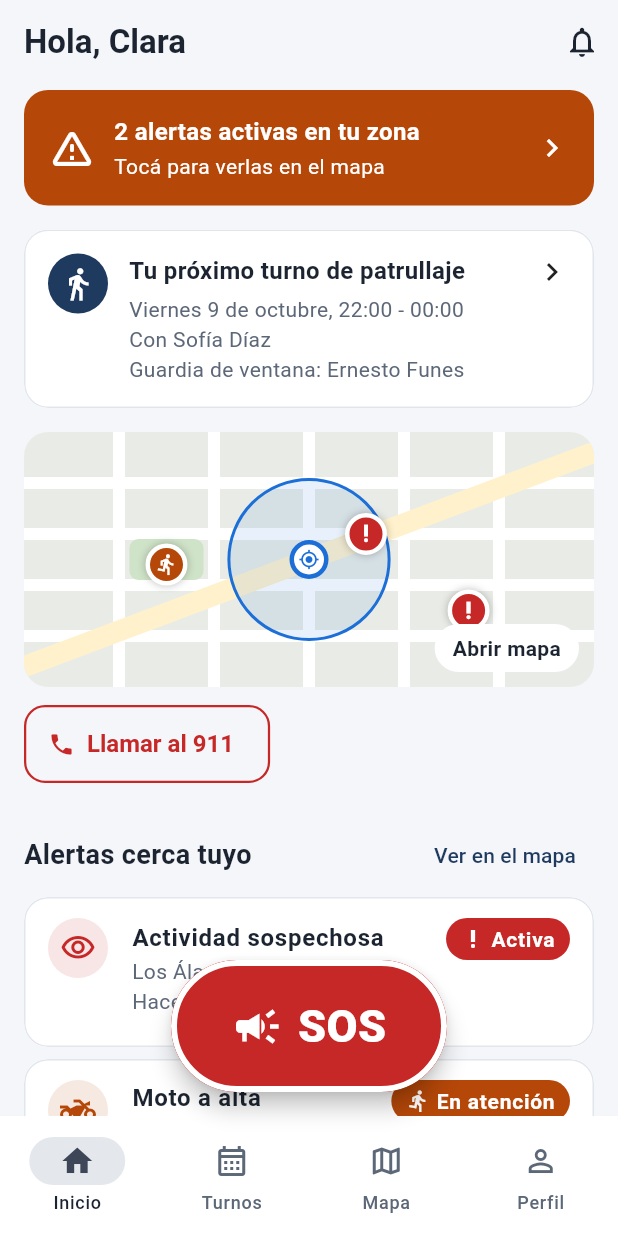
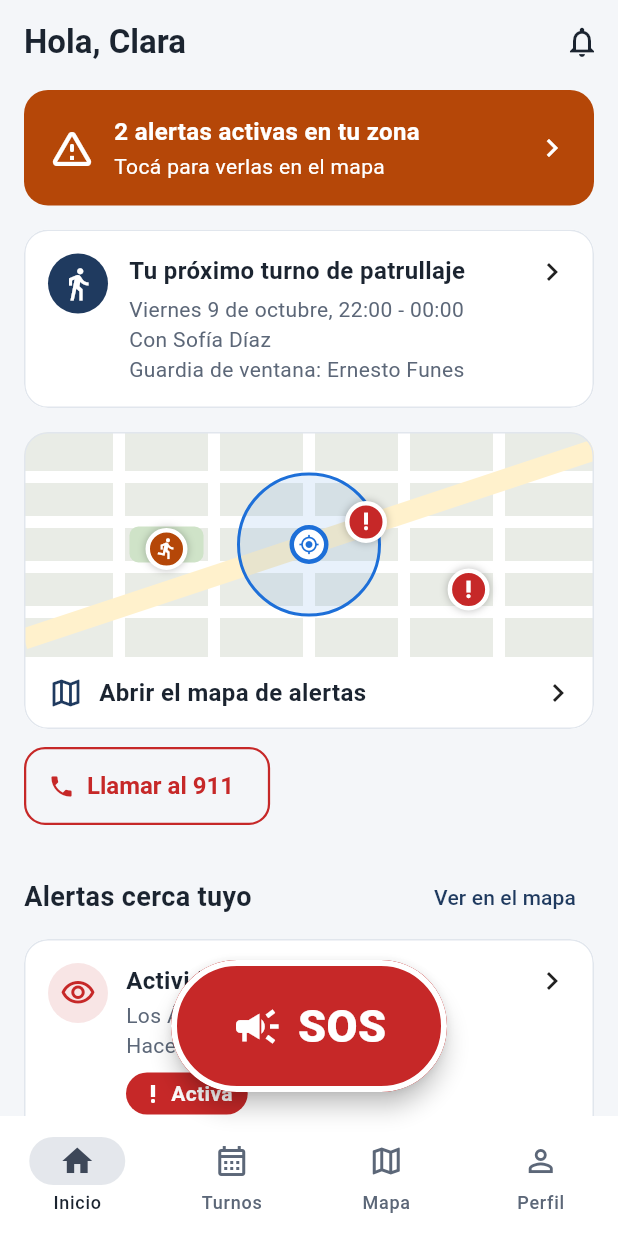
Before and after one commit to JuanPabloSimon/Proyecto_Barrio_Seguro, a Flutter app: the screen it shows after launch, after a tap on "Ingresar", on a phone screen of 412 x 824 dp. Run offline on Flutter 3.47's test engine with Material 3 defaults, Android fonts, the phone set to English and light mode, and no system bars.

Commit message:
A11Y: lectores de pantalla (TalkBack / VoiceOver)
- Nuevo widget TarjetaTocable: tarjeta tocable entera que se anuncia como
  un solo botón con una etiqueta con sentido. Lo usan TarjetaAlerta, el
  banner de alertas, "Tu próximo turno", el mini mapa y "Mis turnos".
- TarjetaAlerta se anuncia como "Alerta de intento de robo, hace 1 hora,
  activa. Las Acacias 850. Ver detalle". Los tiempos dejan de usar
  abreviaturas ("min", "h") que el lector lee mal.
- El mini mapa del inicio ya no lleva texto adentro de su altura fija: el
  texto va debajo.
- Mapas descriptos (detalle de alerta y mapa de alertas); logo e iniciales
  del perfil excluidos por ser decorativos.
- Encabezados marcados como header (secciones del perfil, día elegido en
  turnos, "Alertas cerca tuyo", títulos de la pantalla SOS).
- Registro: error de fecha que explica el formato, y el aviso de rol se
  anuncia al aparecer.

Co-Authored-By: Claude Opus 5.5 <noreply@anthropic.com>
Claude-Session: https://claude.ai/code/session_01XtnwWcntMYJEkWyjUck3zr

```diff
--- a/lib/data/datos_demo.dart
+++ b/lib/data/datos_demo.dart
@@ -106,7 +106,7 @@ const alertasDemo = <Alerta>[
     tipo: 'Actividad sospechosa',
     descripcion: 'Dos personas revisando autos estacionados sobre la vereda.',
     direccion: 'Los Álamos al 1200',
-    hace: 'Hace 5 min',
+    hace: 'Hace 5 minutos',
     estado: EstadoAlerta.activa,
     posicion: Offset(0.60, 0.40),
     icono: Icons.visibility_outlined,
@@ -117,7 +117,7 @@ const alertasDemo = <Alerta>[
     tipo: 'Moto a alta velocidad',
     descripcion: 'Moto sin patente dando vueltas alrededor de la plaza.',
     direccion: 'Plaza San Martín',
-    hace: 'Hace 18 min',
+    hace: 'Hace 18 minutos',
     estado: EstadoAlerta.enAtencion,
     posicion: Offset(0.25, 0.52),
     icono: Icons.two_wheeler,
@@ -128,7 +128,7 @@ const alertasDemo = <Alerta>[
     tipo: 'Intento de robo',
     descripcion: 'Forzaron el portón de un garage. No hubo heridos.',
     direccion: 'Las Acacias 850',
-    hace: 'Hace 1 h',
+    hace: 'Hace 1 hora',
     estado: EstadoAlerta.activa,
     posicion: Offset(0.78, 0.70),
     icono: Icons.lock_open,
@@ -139,7 +139,7 @@ const alertasDemo = <Alerta>[
     tipo: 'Arrebato',
     descripcion: 'Le sacaron el celular a una vecina en la parada del colectivo.',
     direccion: 'Av. Principal y Los Olmos',
-    hace: 'Ayer, 21:40',
+    hace: 'Ayer a las 21:40',
     estado: EstadoAlerta.resuelta,
     posicion: Offset(0.18, 0.22),
     icono: Icons.phone_android,
--- a/lib/screens/detalle_alerta_screen.dart
+++ b/lib/screens/detalle_alerta_screen.dart
@@ -36,7 +36,13 @@ class DetalleAlertaScreen extends StatelessWidget {
         children: [
           ClipRRect(
             borderRadius: BorderRadius.circular(16),
-            child: SizedBox(height: 200, child: MapaSimulado(alertas: [alerta])),
+            child: Semantics(
+              image: true,
+              label: 'Mapa con la ubicación aproximada de la alerta: ${alerta.direccion}',
+              child: ExcludeSemantics(
+                child: SizedBox(height: 200, child: MapaSimulado(alertas: [alerta])),
+              ),
+            ),
           ),
           const SizedBox(height: 16),
           Row(
--- a/lib/screens/home_screen.dart
+++ b/lib/screens/home_screen.dart
@@ -9,6 +9,7 @@ import '../utils/fechas.dart';
 import '../widgets/dialogo_911.dart';
 import '../widgets/mapa_simulado.dart';
 import '../widgets/tarjeta_alerta.dart';
+import '../widgets/tarjeta_tocable.dart';
 import 'detalle_alerta_screen.dart';
 import 'main_shell.dart';
 
@@ -48,33 +49,36 @@ class HomeScreen extends StatelessWidget {
           ],
           _ProximoTurno(onTap: () => onIrA(MainShell.turnos)),
           const SizedBox(height: 16),
-          GestureDetector(
+          // El mapa tiene altura fija pero no lleva texto adentro; el texto
+          // va debajo y crece con el tamaño de fuente.
+          TarjetaTocable(
+            etiqueta: 'Mapa con ${cercanas.length} alertas cerca tuyo. Abrir el mapa',
             onTap: () => onIrA(MainShell.mapa),
-            child: ClipRRect(
-              borderRadius: BorderRadius.circular(16),
-              child: SizedBox(
-                height: 170,
-                child: Stack(
+            padding: EdgeInsets.zero,
+            child: Column(
+              crossAxisAlignment: CrossAxisAlignment.stretch,
               children: [
-                    MapaSimulado(alertas: cercanas, tamanioPin: 28),
-                    Positioned(
-                      right: 10,
-                      bottom: 10,
-                      child: Container(
-                        padding: const EdgeInsets.symmetric(horizontal: 12, vertical: 6),
-                        decoration: BoxDecoration(
-                          color: Colors.white,
-                          borderRadius: BorderRadius.circular(999),
+                SizedBox(
+                  height: 150,
+                  child: MapaSimulado(alertas: cercanas, tamanioPin: 28),
                 ),
-                        child: const Text(
-                          'Abrir mapa',
-                          style: TextStyle(fontWeight: FontWeight.w600),
+                const Padding(
+                  padding: EdgeInsets.fromLTRB(16, 12, 12, 12),
+                  child: Row(
+                    children: [
+                      Icon(Icons.map_outlined, color: AppColors.primary),
+                      SizedBox(width: 10),
+                      Expanded(
+                        child: Text(
+                          'Abrir el mapa de alertas',
+                          style: TextStyle(fontSize: 16, fontWeight: FontWeight.w600),
                         ),
+                      ),
+                      Icon(Icons.chevron_right),
+                    ],
                   ),
                 ),
               ],
-                ),
-              ),
             ),
           ),
           const SizedBox(height: 12),
@@ -94,10 +98,13 @@ class HomeScreen extends StatelessWidget {
           const SizedBox(height: 24),
           Row(
             children: [
-              const Expanded(
+              Expanded(
+                child: Semantics(
+                  header: true,
                   child: Text(
                     'Alertas cerca tuyo',
-                  style: TextStyle(fontSize: 18, fontWeight: FontWeight.w700),
+                    style: TextStyle(fontSize: 18, fontWeight: FontWeight.bold),
+                  ),
                 ),
               ),
               TextButton(
@@ -133,17 +140,14 @@ class _BannerAlertas extends StatelessWidget {
         ? '1 alerta activa en tu zona'
         : '$cantidad alertas activas en tu zona';
 
-    return Material(
+    return TarjetaTocable(
+      etiqueta: '$texto. Ver en el mapa',
+      onTap: onTap,
       color: AppColors.alerta,
-      borderRadius: BorderRadius.circular(16),
-      child: InkWell(
-        onTap: onTap,
-        borderRadius: BorderRadius.circular(16),
-        child: Padding(
-          padding: const EdgeInsets.all(16),
+      forma: RoundedRectangleBorder(borderRadius: BorderRadius.circular(16)),
       child: Row(
         children: [
-              const Icon(Icons.warning_amber_rounded, color: Colors.white, size: 32),
+          const Icon(Icons.warning_amber_rounded, color: AppColors.sobreColor, size: 32),
           const SizedBox(width: 12),
           Expanded(
             child: Column(
@@ -152,30 +156,26 @@ class _BannerAlertas extends StatelessWidget {
                 Text(
                   texto,
                   style: const TextStyle(
-                        color: Colors.white,
+                    color: AppColors.sobreColor,
                     fontSize: 16,
-                        fontWeight: FontWeight.w700,
+                    fontWeight: FontWeight.bold,
                   ),
                 ),
                 const SizedBox(height: 2),
                 const Text(
                   'Tocá para verlas en el mapa',
-                      style: TextStyle(color: Colors.white),
+                  style: TextStyle(color: AppColors.sobreColor),
                 ),
               ],
             ),
           ),
-              const Icon(Icons.chevron_right, color: Colors.white),
+          const Icon(Icons.chevron_right, color: AppColors.sobreColor),
         ],
-          ),
-        ),
       ),
     );
   }
 }
 
-/// Tarjeta "Tu próximo turno". Se actualiza sola cuando el usuario se anota
-/// o sale de un turno en la pestaña Turnos.
 class _ProximoTurno extends StatelessWidget {
   const _ProximoTurno({required this.onTap});
 
@@ -212,18 +212,16 @@ class _ProximoTurno extends StatelessWidget {
           }
         }
 
-        return Card(
-          child: InkWell(
+        return TarjetaTocable(
+          etiqueta: '$titulo. ${lineas.join('. ')}. Ver turnos',
           onTap: onTap,
-            child: Padding(
-              padding: const EdgeInsets.all(16),
           child: Row(
             crossAxisAlignment: CrossAxisAlignment.start,
             children: [
               CircleAvatar(
                 backgroundColor:
                     usuario.esGuardiaVentana ? AppColors.ventana : AppColors.primary,
-                    foregroundColor: Colors.white,
+                foregroundColor: AppColors.sobreColor,
                 child: Icon(
                   usuario.esGuardiaVentana ? Icons.window_outlined : Icons.directions_walk,
                 ),
@@ -248,8 +246,6 @@ class _ProximoTurno extends StatelessWidget {
               const Icon(Icons.chevron_right),
             ],
           ),
-            ),
-          ),
         );
       },
     );
--- a/lib/screens/login_screen.dart
+++ b/lib/screens/login_screen.dart
@@ -16,7 +16,9 @@ class LoginScreen extends StatelessWidget {
         child: ListView(
           padding: const EdgeInsets.fromLTRB(24, 48, 24, 24),
           children: [
-            Center(
+            // Logo decorativo: el nombre de la app ya está escrito debajo.
+            ExcludeSemantics(
+              child: Center(
                 child: Container(
                   width: 88,
                   height: 88,
@@ -24,14 +26,18 @@ class LoginScreen extends StatelessWidget {
                     color: AppColors.primary,
                     shape: BoxShape.circle,
                   ),
-                child: const Icon(Icons.shield_outlined, color: Colors.white, size: 44),
+                  child: const Icon(Icons.shield_outlined, color: AppColors.sobreColor, size: 44),
+                ),
               ),
             ),
             const SizedBox(height: 20),
-            const Text(
+            Semantics(
+              header: true,
+              child: const Text(
                 'Barrio Seguro',
                 textAlign: TextAlign.center,
                 style: TextStyle(fontSize: 30, fontWeight: FontWeight.w800),
+              ),
             ),
             const SizedBox(height: 6),
             const Text(
--- a/lib/screens/mapa_screen.dart
+++ b/lib/screens/mapa_screen.dart
@@ -75,7 +75,7 @@ class _MapaScreenState extends State<MapaScreen> {
         selectedColor: AppColors.primary,
         backgroundColor: AppColors.superficie,
         labelStyle: TextStyle(
-          color: seleccionada ? Colors.white : AppColors.texto,
+          color: seleccionada ? AppColors.sobreColor : AppColors.texto,
           fontWeight: FontWeight.w600,
         ),
         shape: const StadiumBorder(side: BorderSide(color: AppColors.bordeCampo)),
@@ -107,7 +107,14 @@ class _MapaScreenState extends State<MapaScreen> {
           Expanded(
             child: Stack(
               children: [
-                MapaSimulado(alertas: visibles, onAlertaTap: _mostrarResumen),
+                Semantics(
+                  container: true,
+                  explicitChildNodes: true,
+                  label: visibles.isEmpty
+                      ? 'Mapa sin alertas para este filtro'
+                      : 'Mapa con ${visibles.length} alertas. Tocá un pin para ver el resumen',
+                  child: MapaSimulado(alertas: visibles, onAlertaTap: _mostrarResumen),
+                ),
                 const Positioned(left: 12, top: 12, child: _Leyenda()),
               ],
             ),
--- a/lib/screens/perfil_screen.dart
+++ b/lib/screens/perfil_screen.dart
@@ -65,15 +65,18 @@ class _PerfilScreenState extends State<PerfilScreen> {
         children: [
           const SizedBox(height: 8),
           Center(
+            // Las iniciales son decorativas: el nombre completo se lee debajo.
+            child: ExcludeSemantics(
               child: CircleAvatar(
                 radius: 44,
                 backgroundColor: AppColors.primary,
                 child: Text(
                   usuario.iniciales,
                   style: const TextStyle(
-                  color: Colors.white,
+                    color: AppColors.sobreColor,
                     fontSize: 28,
-                  fontWeight: FontWeight.w700,
+                    fontWeight: FontWeight.bold,
+                  ),
                 ),
               ),
             ),
@@ -199,6 +202,8 @@ class _TituloSeccion extends StatelessWidget {
   Widget build(BuildContext context) {
     return Padding(
       padding: const EdgeInsets.only(left: 4, bottom: 8),
+      child: Semantics(
+        header: true,
         child: Text(
           texto,
           style: const TextStyle(
@@ -206,6 +211,7 @@ class _TituloSeccion extends StatelessWidget {
             fontWeight: FontWeight.w600,
           ),
         ),
+      ),
     );
   }
 }
--- a/lib/screens/registro_screen.dart
+++ b/lib/screens/registro_screen.dart
@@ -65,7 +65,7 @@ class _RegistroScreenState extends State<RegistroScreen> {
     final fechaIncompleta = textoFecha.length < 10;
     String? errorFecha;
     if (!fechaIncompleta && _fechaNacimiento == null) {
-      errorFecha = 'Revisá la fecha';
+      errorFecha = 'La fecha no es válida. Escribila como día/mes/año, por ejemplo 14/05/1950';
     } else if (_mostrarErrores && _fechaNacimiento == null) {
       errorFecha = 'Ingresá tu fecha de nacimiento';
     }
@@ -100,11 +100,16 @@ class _RegistroScreenState extends State<RegistroScreen> {
               hintText: 'dd/mm/aaaa',
               prefixIcon: const Icon(Icons.cake_outlined),
               errorText: errorFecha,
+              errorMaxLines: 3,
             ),
           ),
           if (_fechaNacimiento != null) ...[
             const SizedBox(height: 12),
-            _AvisoRol(edad: calcularEdad(_fechaNacimiento!)),
+            // Se anuncia al aparecer: el rol depende de la fecha ingresada.
+            Semantics(
+              liveRegion: true,
+              child: _AvisoRol(edad: calcularEdad(_fechaNacimiento!)),
+            ),
           ],
           const SizedBox(height: 16),
           TextField(
--- a/lib/screens/turnos_screen.dart
+++ b/lib/screens/turnos_screen.dart
@@ -8,6 +8,7 @@ import '../models/vecino.dart';
 import '../theme/app_colors.dart';
 import '../utils/fechas.dart';
 import '../widgets/selector_dia.dart';
+import '../widgets/tarjeta_tocable.dart';
 
 class TurnosScreen extends StatefulWidget {
   const TurnosScreen({super.key});
@@ -126,9 +127,12 @@ class _TurnosScreenState extends State<TurnosScreen> {
         ),
       ),
       const SizedBox(height: 20),
-      Text(
+      Semantics(
+        header: true,
+        child: Text(
           fechaLarga(_dia),
-        style: const TextStyle(fontSize: 18, fontWeight: FontWeight.w700),
+          style: const TextStyle(fontSize: 18, fontWeight: FontWeight.bold),
+        ),
       ),
       const SizedBox(height: 10),
       for (final franja in Franja.values)
@@ -418,37 +422,41 @@ class _MiTurno extends StatelessWidget {
       }
     }
 
-    return Card(
-      child: InkWell(
+    final etiqueta = '${fechaLarga(turno.fecha)}, ${turno.franja.horario}. '
+        '${lineas.join('. ')}. Ver en el calendario';
+
+    return TarjetaTocable(
+      etiqueta: etiqueta,
       onTap: onTap,
-        child: Padding(
       padding: const EdgeInsets.all(14),
       child: Row(
         children: [
+          // Ancho mínimo (no fijo) para que la fecha crezca con el texto.
           Container(
-                width: 58,
-                padding: const EdgeInsets.symmetric(vertical: 10),
+            constraints: const BoxConstraints(minWidth: 64),
+            padding: const EdgeInsets.symmetric(vertical: 10, horizontal: 8),
             decoration: BoxDecoration(
               color: AppColors.primary,
               borderRadius: BorderRadius.circular(12),
             ),
             child: Column(
+              mainAxisSize: MainAxisSize.min,
               children: [
                 Text(
                   nombreDiaCorto(turno.fecha),
-                      style: const TextStyle(color: Colors.white),
+                  style: const TextStyle(color: AppColors.sobreColor),
                 ),
                 Text(
                   '${turno.fecha.day}',
                   style: const TextStyle(
-                        color: Colors.white,
+                    color: AppColors.sobreColor,
                     fontSize: 24,
                     fontWeight: FontWeight.w800,
                   ),
                 ),
                 Text(
                   nombreMes(turno.fecha.month).substring(0, 3),
-                      style: const TextStyle(color: Colors.white),
+                  style: const TextStyle(color: AppColors.sobreColor),
                 ),
               ],
             ),
@@ -460,7 +468,7 @@ class _MiTurno extends StatelessWidget {
               children: [
                 Text(
                   turno.franja.horario,
-                      style: const TextStyle(fontSize: 18, fontWeight: FontWeight.w700),
+                  style: const TextStyle(fontSize: 18, fontWeight: FontWeight.bold),
                 ),
                 const SizedBox(height: 4),
                 Text(
@@ -472,8 +480,6 @@ class _MiTurno extends StatelessWidget {
           ),
           const Icon(Icons.chevron_right),
         ],
-          ),
-        ),
       ),
     );
   }
--- a/lib/widgets/tarjeta_alerta.dart
+++ b/lib/widgets/tarjeta_alerta.dart
@@ -1,31 +1,58 @@
 import 'package:flutter/material.dart';
 
 import '../models/alerta.dart';
+import '../theme/app_colors.dart';
 import 'chip_estado.dart';
+import 'tarjeta_tocable.dart';
 
 class TarjetaAlerta extends StatelessWidget {
-  const TarjetaAlerta({super.key, required this.alerta, this.onTap});
+  const TarjetaAlerta({super.key, required this.alerta, required this.onTap});
 
   final Alerta alerta;
-  final VoidCallback? onTap;
+  final VoidCallback onTap;
+
+  /// Lo que lee el lector de pantalla: tipo, cuándo, estado y dónde.
+  static String descripcion(Alerta alerta) =>
+      'Alerta de ${alerta.tipo.toLowerCase()}, ${alerta.hace.toLowerCase()}, '
+      '${alerta.estado.etiqueta.toLowerCase()}. ${alerta.direccion}';
 
   @override
   Widget build(BuildContext context) {
-    return Card(
-      child: ListTile(
+    return TarjetaTocable(
+      etiqueta: '${descripcion(alerta)}. Ver detalle',
       onTap: onTap,
-        contentPadding: const EdgeInsets.symmetric(horizontal: 16, vertical: 6),
-        leading: CircleAvatar(
+      child: Row(
+        crossAxisAlignment: CrossAxisAlignment.start,
+        children: [
+          CircleAvatar(
             backgroundColor: alerta.estado.colorSuave,
             child: Icon(alerta.icono, color: alerta.estado.color),
           ),
-        title: Text(
+          const SizedBox(width: 12),
+          Expanded(
+            child: Column(
+              crossAxisAlignment: CrossAxisAlignment.start,
+              children: [
+                Text(
                   alerta.tipo,
-          style: const TextStyle(fontWeight: FontWeight.w600),
+                  style: const TextStyle(fontSize: 16, fontWeight: FontWeight.w600),
                 ),
-        subtitle: Text('${alerta.direccion}\n${alerta.hace}'),
-        isThreeLine: true,
-        trailing: ChipEstado(estado: alerta.estado),
+                const SizedBox(height: 2),
+                Text(
+                  alerta.direccion,
+                  style: const TextStyle(color: AppColors.textoSecundario),
+                ),
+                Text(
+                  alerta.hace,
+                  style: const TextStyle(color: AppColors.textoSecundario),
+                ),
+                const SizedBox(height: 8),
+                ChipEstado(estado: alerta.estado),
+              ],
+            ),
+          ),
+          const Icon(Icons.chevron_right),
+        ],
       ),
     );
   }
--- /dev/null
+++ b/lib/widgets/tarjeta_tocable.dart
@@ -0,0 +1,42 @@
+import 'package:flutter/material.dart';
+
+/// Tarjeta que se toca entera. El lector de pantalla la anuncia como un solo
+/// botón con [etiqueta] (por ejemplo "Alerta de intento de robo, hace 1
+/// hora, activa") en vez de leer cada texto suelto.
+class TarjetaTocable extends StatelessWidget {
+  const TarjetaTocable({
+    super.key,
+    required this.etiqueta,
+    required this.onTap,
+    required this.child,
+    this.color,
+    this.forma,
+    this.padding = const EdgeInsets.all(16),
+  });
+
+  final String etiqueta;
+  final VoidCallback onTap;
+  final Widget child;
+  final Color? color;
+  final ShapeBorder? forma;
+  final EdgeInsetsGeometry padding;
+
+  @override
+  Widget build(BuildContext context) {
+    return Semantics(
+      container: true,
+      button: true,
+      label: etiqueta,
+      onTap: onTap,
+      excludeSemantics: true,
+      child: Card(
+        color: color,
+        shape: forma,
+        child: InkWell(
+          onTap: onTap,
+          child: Padding(padding: padding, child: child),
+        ),
+      ),
+    );
+  }
+}
```
Lines whose indentation alone changed are shown as unchanged.
